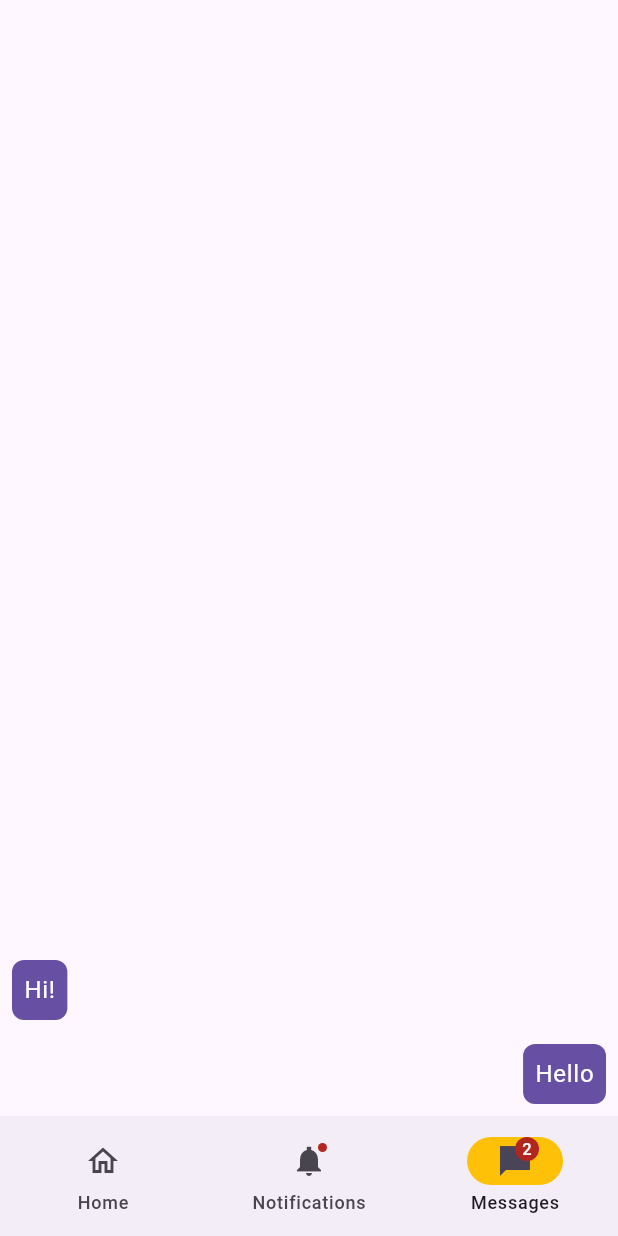
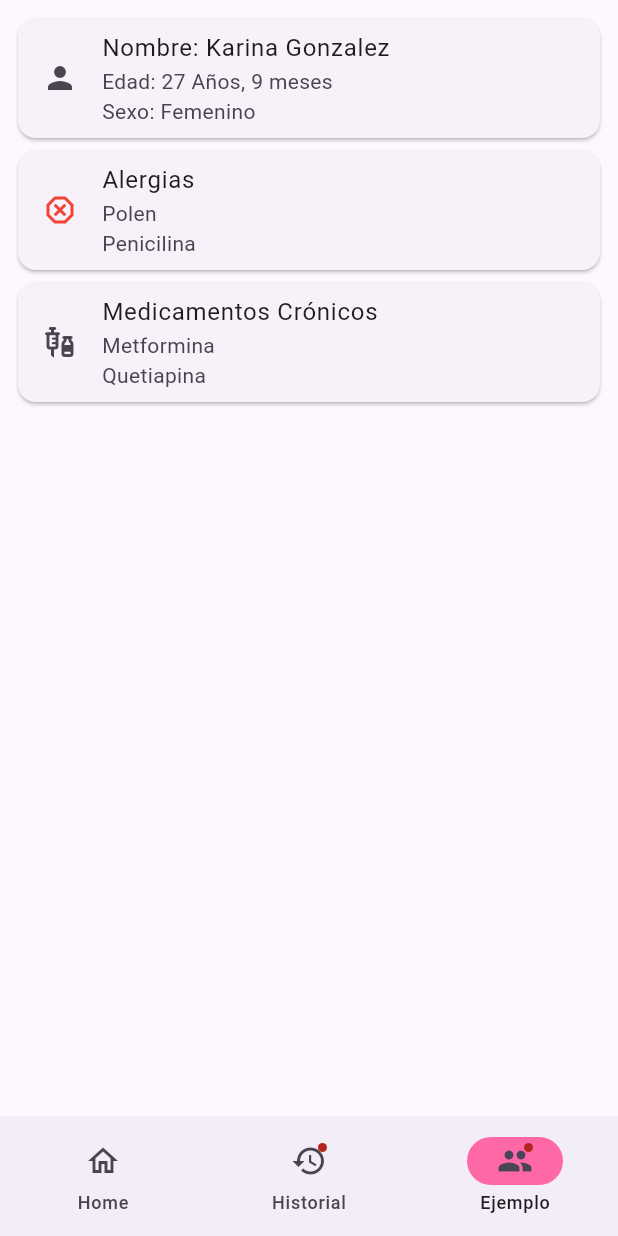
Before and after one commit to baltilucas/SoluMeds-data360, a Flutter app: the screen it shows after launch, item 3 of the bottom bar chosen, on a phone screen of 412 x 824 dp. Run offline on Flutter 3.47's test engine with Material 3 defaults, Android fonts, the phone set to English and light mode, and no system bars.

Commit message:
3 paginas e interactividad del rut en main

```diff
--- a/Front-Flutter/solumedsflutter/lib/main.dart
+++ b/Front-Flutter/solumedsflutter/lib/main.dart
@@ -1,4 +1,5 @@
 import 'package:flutter/material.dart';
+import 'package:solumedsflutter/tabs/ejemplo.dart';
 import 'tabs/mainpage.dart';
 import 'tabs/info.dart';
 
@@ -26,12 +27,22 @@
 
 class _NavigationExampleState extends State<NavigationExample> {
   int currentPageIndex = 0;
-  MainPage mainpage = MainPage();
+
+  late MainPage mainpage;
+
   Info info = Info();
+
+  Paciente paciente = Paciente();
 
   @override
   Widget build(BuildContext context) {
-    final ThemeData theme = Theme.of(context);
+  // Initialize mainpage with a callback that updates the selected tab.
+    mainpage = MainPage(onValidRut: (int idx) {
+      setState(() {
+        currentPageIndex = idx;
+      });
+    });
+
     return Scaffold(
       bottomNavigationBar: NavigationBar(
         onDestinationSelected: (int index) {
@@ -39,7 +50,7 @@
             currentPageIndex = index;
           });
         },
-        indicatorColor: Colors.amber,
+        indicatorColor: const Color.fromARGB(255, 255, 104, 167),
         selectedIndex: currentPageIndex,
         destinations: const <Widget>[
           NavigationDestination(
@@ -48,61 +59,24 @@
             label: 'Home',
           ),
           NavigationDestination(
-            icon: Badge(child: Icon(Icons.notifications_sharp)),
-            label: 'Notifications',
+            icon: Badge(child: Icon(Icons.history_sharp)),
+            label: 'Historial',
           ),
           NavigationDestination(
-            icon: Badge(label: Text('2'), child: Icon(Icons.messenger_sharp)),
-            label: 'Messages',
+            icon: Badge(child: Icon(Icons.people)),
+            label: 'Ejemplo',
           ),
         ],
       ),
       body: <Widget>[
-        /// Home page
+        /// Main
         mainpage,
 
-        /// Notifications page
+        /// Pagina Historial de consultas
         info,
 
         /// Messages page
-        ListView.builder(
-          reverse: true,
-          itemCount: 2,
-          itemBuilder: (BuildContext context, int index) {
-            if (index == 0) {
-              return Align(
-                alignment: Alignment.centerRight,
-                child: Container(
-                  margin: const EdgeInsets.all(8.0),
-                  padding: const EdgeInsets.all(8.0),
-                  decoration: BoxDecoration(
-                    color: theme.colorScheme.primary,
-                    borderRadius: BorderRadius.circular(8.0),
-                  ),
-                  child: Text(
-                    'Hello',
-                    style: theme.textTheme.bodyLarge!.copyWith(color: theme.colorScheme.onPrimary),
-                  ),
-                ),
-              );
-            }
-            return Align(
-              alignment: Alignment.centerLeft,
-              child: Container(
-                margin: const EdgeInsets.all(8.0),
-                padding: const EdgeInsets.all(8.0),
-                decoration: BoxDecoration(
-                  color: theme.colorScheme.primary,
-                  borderRadius: BorderRadius.circular(8.0),
-                ),
-                child: Text(
-                  'Hi!',
-                  style: theme.textTheme.bodyLarge!.copyWith(color: theme.colorScheme.onPrimary),
-                ),
-              ),
-            );
-          },
-        ),
+        paciente,
       ][currentPageIndex],
     );
   }
--- /dev/null
+++ b/Front-Flutter/solumedsflutter/lib/tabs/ejemplo.dart
@@ -0,0 +1,48 @@
+import 'package:flutter/material.dart';
+
+class Paciente extends StatelessWidget {
+  const Paciente({super.key});
+  @override
+  Widget build(BuildContext context) {
+    return const Padding(
+      padding: EdgeInsets.all(8.0),
+      child: Column(
+        children: <Widget>[
+          Card(
+            child: ListTile(
+              leading: Icon(Icons.person_sharp),
+              title: Text('Nombre: Karina Gonzalez'),
+              subtitle: Column(
+                crossAxisAlignment: CrossAxisAlignment.start,
+                children: [
+                  Text('Edad: 27 Años, 9 meses'),
+                  Text('Sexo: Femenino'),
+                ],
+              ),
+            ),
+          ),
+          Card(
+            child: ListTile(
+              leading: Icon(Icons.dangerous_outlined, color: Colors.red),
+              title: Text('Alergias'),
+              subtitle: Column(
+                crossAxisAlignment: CrossAxisAlignment.start,
+                children: [Text('Polen'), Text('Penicilina')],
+              ),
+            ),
+          ),
+          Card(
+            child: ListTile(
+              leading: Icon(Icons.vaccines),
+              title: Text('Medicamentos Crónicos'),
+              subtitle: Column(
+                crossAxisAlignment: CrossAxisAlignment.start,
+                children: [Text('Metformina'), Text('Quetiapina')],
+              ),
+            ),
+          ),
+        ],
+      ),
+    );
+  }
+}
--- a/Front-Flutter/solumedsflutter/lib/tabs/info.dart
+++ b/Front-Flutter/solumedsflutter/lib/tabs/info.dart
@@ -11,15 +11,15 @@ class Info extends StatelessWidget{
               Card(
                 child: ListTile(
                   leading: Icon(Icons.notifications_sharp),
-                  title: Text('Notification 1'),
-                  subtitle: Text('This is a notification'),
+                  title: Text('José Perez - 12/06/2024'),
+                  subtitle: Text('Hombre, 45 años'),
                 ),
               ),
               Card(
                 child: ListTile(
                   leading: Icon(Icons.notifications_sharp),
-                  title: Text('Notification 2'),
-                  subtitle: Text('This is a notification'),
+                  title: Text('Karina Gonzalez - 10/06/2024'),
+                  subtitle: Text('Mujer, 27 años'),
                 ),
               ),
             ],
```
Also changed, not shown: Front-Flutter/solumedsflutter/lib/tabs/mainpage.dart (+116 -8 lines), 1 other file.
